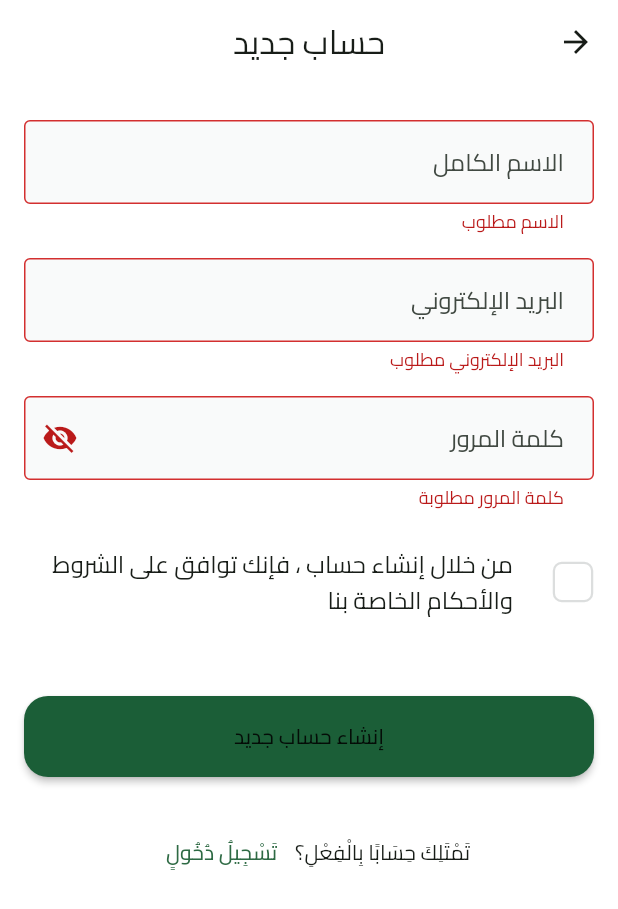
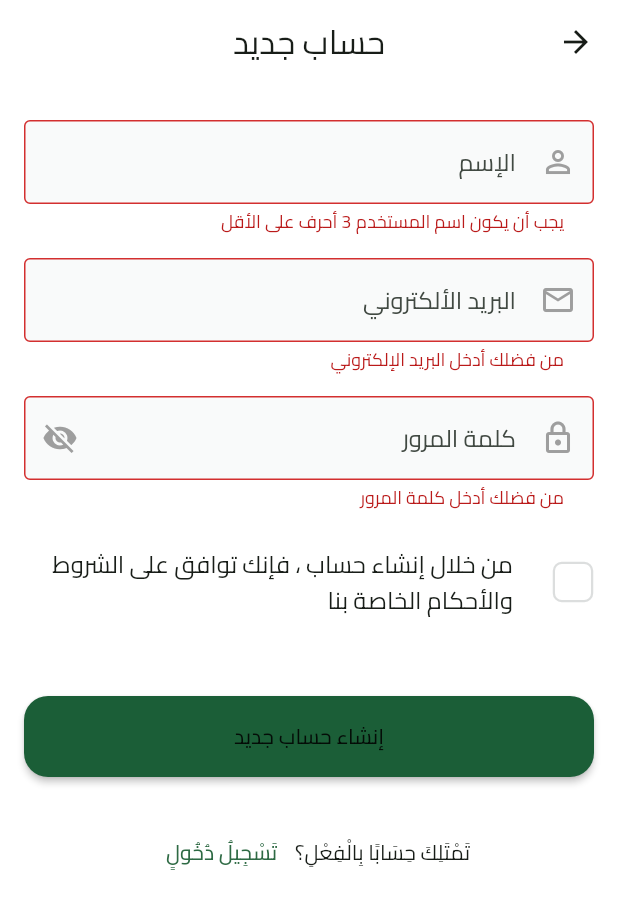
Before and after one commit to Mahmoud-Adel-Ali/Fruit_Hub_E_Commerce_App, a Flutter app: the SignupView screen opened by its route, after a tap on "تَسْجِيلُ دُخُولٍ", after a tap on "قُمْ بِإِنْشَاءِ حِسَابٍ", after a tap on "إنشاء حساب جديد", on a phone screen of 412 x 824 dp. Shown: the top 909 px of the screen. Run offline on Flutter 3.47's test engine with Material 3 defaults, Android fonts, the phone set to English and light mode, and no system bars; drawn by our look-alikes of modal_progress_hud_nsn; our stand-ins replace bloc, dartz, dots_indicator, firebase_auth, firebase_core, flutter_bloc and 4 more; accounts and stored records are empty.

Commit message:
Add Validation for all text fields.

```diff
--- /dev/null
+++ b/lib/core/helper_functions/validation_of_input_fields.dart
@@ -0,0 +1,100 @@
+// تعريف نمط التحقق من البريد الإلكتروني
+String pattern = r'^[a-zA-Z0-9._%+-]+@[a-zA-Z0-9.-]+\.[a-zA-Z]{2,4}$';
+RegExp regexEmail = RegExp(pattern);
+
+// تعريف نمط التحقق من كلمة المرور
+RegExp regexPassword = RegExp(
+  r'^(?=.*?[A-Z])(?=.*?[a-z])(?=.*?[0-9])(?=.*?[!@#\$&*~]).{8,}$',
+);
+
+String? validatorOfEmail(String? value) {
+  if (value == null || value.isEmpty) {
+    return 'من فضلك أدخل البريد الإلكتروني';
+  } else if (!regexEmail.hasMatch(value)) {
+    return 'يرجى إدخال بريد إلكتروني صالح';
+  }
+  return null;
+}
+
+bool validatorOfEmailBool(String? value) {
+  if (value == null || value.isEmpty) {
+    return false;
+  } else if (!regexEmail.hasMatch(value)) {
+    return false;
+  }
+  return true;
+}
+
+String? validatorOfPassword(String? value) {
+  if (value == null || value.isEmpty) {
+    return 'من فضلك أدخل كلمة المرور';
+  } else if (value.length < 8) {
+    return 'يجب أن تتكون كلمة المرور من 8 أحرف على الأقل';
+  } else {
+    if (!regexPassword.hasMatch(value)) {
+      return 'يجب أن تحتوي كلمة المرور على حرف كبير وصغير ورقم ورمز خاص';
+    } else {
+      return null;
+    }
+  }
+}
+
+bool validatorOfPasswordBool(String? value) {
+  if (value == null || value.isEmpty) {
+    return false;
+  } else if (value.length < 8) {
+    return false;
+  } else {
+    if (!regexPassword.hasMatch(value)) {
+      return false;
+    } else {
+      return true;
+    }
+  }
+}
+
+String? validatorOfUserName(String? value) {
+  if (value == null || value.trim().length < 3) {
+    return 'يجب أن يكون اسم المستخدم 3 أحرف على الأقل';
+  }
+
+  bool upper = value.contains(RegExp(r'[A-Z]'));
+  bool lower = value.contains(RegExp(r'[a-z]'));
+  final RegExp arabicNameRegExp = RegExp(r'^[\u0621-\u064A\s]+$');
+  if ((upper && lower) || arabicNameRegExp.hasMatch(value)) {
+    return null;
+  } else {
+    return 'يرجى إدخال اسم صحيح يحتوي على أحرف كبيرة وصغيرة';
+  }
+}
+
+bool validatorOfUserNameBool(String? value) {
+  if (value == null || value.trim().length < 3) {
+    return false;
+  }
+
+  bool upper = value.contains(RegExp(r'[A-Z]'));
+  bool lower = value.contains(RegExp(r'[a-z]'));
+  final RegExp arabicNameRegExp = RegExp(r'^[\u0621-\u064A\s]+$');
+  if ((upper && lower) || arabicNameRegExp.hasMatch(value)) {
+    return true;
+  } else {
+    return false;
+  }
+}
+
+final RegExp regexPhone = RegExp(r'^0(10|11|12|15)\d{8}$');
+String? validatorOfEgyptianPhone(String? value) {
+  if (value == null || value.isEmpty) {
+    return 'من فضلك أدخل رقم الهاتف';
+  } else if (!regexPhone.hasMatch(value)) {
+    return 'يرجى إدخال رقم هاتف مصري صحيح';
+  }
+  return null;
+}
+
+bool validatorOfEgyptianPhoneBool(String? value) {
+  if (value == null || value.isEmpty) return false;
+  final isValid = regexPhone.hasMatch(value.trim());
+  return isValid;
+}
--- a/lib/core/utils/app_colors.dart
+++ b/lib/core/utils/app_colors.dart
@@ -8,6 +8,7 @@ abstract class AppColors {
   static const Color hintTextColor = Color(0xFF949D9E);
   static const Color red = Color(0xFFD32F2F);
   static const Color white = Colors.white;
+  static const Color grey = Colors.grey;
   static const Color black = Colors.black;
   static const Color green = Colors.green;
   static const Color lightGrey = Color(0xFFDCDEDE);
--- a/lib/core/widgets/custom_email_text_form_field.dart
+++ b/lib/core/widgets/custom_email_text_form_field.dart
@@ -1,22 +1,39 @@
 import 'package:flutter/material.dart';
-import 'package:fruit_hub_e_commerce_app/core/widgets/custom_text_form_field.dart';
 
-class CustomEmailTextFormField extends StatelessWidget {
+import '../helper_functions/validation_of_input_fields.dart';
+import '../utils/app_colors.dart';
+import 'custom_text_form_field.dart';
+
+class CustomEmailTextFormField extends StatefulWidget {
   const CustomEmailTextFormField({super.key, this.controller});
   final TextEditingController? controller;
+
   @override
+  State<CustomEmailTextFormField> createState() =>
+      _CustomEmailTextFormFieldState();
+}
 
+class _CustomEmailTextFormFieldState extends State<CustomEmailTextFormField> {
+  bool validEmail = false;
+
+  @override
   Widget build(BuildContext context) {
     return CustomTextFormField(
-      hintText: 'البريد الإلكتروني',
+      hintText: 'البريد الألكتروني',
       keyboardType: TextInputType.emailAddress,
-      validator: (email) {
-        if (email == null || email.isEmpty) {
-          return 'البريد الإلكتروني مطلوب';
-        }
-        return null;
+      validator: (value) => validatorOfEmail(value),
+      controller: widget.controller,
+      prefixIcon: Icon(
+        Icons.email_outlined,
+        color: validEmail ? AppColors.primaryColor : AppColors.grey,
+      ),
+      suffixIcon: validEmail
+          ? Icon(Icons.check, size: 24, color: AppColors.primaryColor)
+          : null,
+      onChanged: (value) {
+        validEmail = validatorOfEmailBool(value);
+        setState(() {});
       },
-      controller: controller,
     );
   }
 }
--- a/lib/core/widgets/custom_name_text_form_field.dart
+++ b/lib/core/widgets/custom_name_text_form_field.dart
@@ -1,22 +1,38 @@
 import 'package:flutter/material.dart';
-import 'package:fruit_hub_e_commerce_app/core/widgets/custom_text_form_field.dart';
 
-class CustomNameTextFormField extends StatelessWidget {
+import '../helper_functions/validation_of_input_fields.dart';
+import '../utils/app_colors.dart';
+import 'custom_text_form_field.dart';
+
+class CustomNameTextFormField extends StatefulWidget {
   const CustomNameTextFormField({super.key, this.controller});
   final TextEditingController? controller;
 
   @override
+  State<CustomNameTextFormField> createState() =>
+      _CustomNameTextFormFieldState();
+}
+
+class _CustomNameTextFormFieldState extends State<CustomNameTextFormField> {
+  bool validName = false;
+  @override
   Widget build(BuildContext context) {
     return CustomTextFormField(
-      hintText: 'الاسم الكامل',
-      keyboardType: TextInputType.name,
-      validator: (name) {
-        if (name == null || name.isEmpty) {
-          return 'الاسم مطلوب';
-        }
-        return null;
+      hintText: 'الإسم',
+      keyboardType: TextInputType.text,
+      controller: widget.controller,
+      validator: (value) => validatorOfUserName(value),
+      onChanged: (value) {
+        validName = validatorOfUserNameBool(value);
+        setState(() {});
       },
-      controller: controller,
+      suffixIcon: validName
+          ? Icon(Icons.check, size: 24, color: AppColors.primaryColor)
+          : null,
+      prefixIcon: Icon(
+        Icons.person_outline_outlined,
+        color: validName ? AppColors.primaryColor : AppColors.grey,
+      ),
     );
   }
 }
--- a/lib/core/widgets/custom_password_text_form_field.dart
+++ b/lib/core/widgets/custom_password_text_form_field.dart
@@ -1,42 +1,53 @@
 import 'package:flutter/material.dart';
-import 'package:fruit_hub_e_commerce_app/core/widgets/custom_text_form_field.dart';
+
+import '../helper_functions/validation_of_input_fields.dart';
+import '../utils/app_colors.dart';
+import 'custom_text_form_field.dart';
 
 class CustomPasswordTextFormField extends StatefulWidget {
-  const CustomPasswordTextFormField({super.key, this.controller});
+  const CustomPasswordTextFormField({
+    super.key,
+    this.controller,
+    this.hintText = 'كلمة المرور',
+  });
   final TextEditingController? controller;
+  final String hintText;
 
   @override
-  State<CustomPasswordTextFormField> createState() => _CustomPasswordTextFormFieldState();
+  State<CustomPasswordTextFormField> createState() =>
+      _CustomPasswordTextFormFieldState();
 }
 
-class _CustomPasswordTextFormFieldState extends State<CustomPasswordTextFormField> {
-  bool _obscureText = true;
+class _CustomPasswordTextFormFieldState
+    extends State<CustomPasswordTextFormField> {
+  bool showPassword = false, validPassword = false;
 
   @override
   Widget build(BuildContext context) {
     return CustomTextFormField(
-      hintText: 'كلمة المرور',
+      hintText: widget.hintText,
       keyboardType: TextInputType.visiblePassword,
-      obscureText: _obscureText,
+      validator: (value) => validatorOfPassword(value),
+      obscureText: !showPassword,
       controller: widget.controller,
-      validator: (password) {
-        if (password == null || password.isEmpty) {
-          return 'كلمة المرور مطلوبة';
-        } else if (password.length < 8) {
-          return 'يجب أن تكون كلمة المرور 8 أحرف على الأقل';
-        }
-        return null;
+      prefixIcon: Icon(
+        Icons.lock_outlined,
+        color: validPassword ? AppColors.primaryColor : AppColors.grey,
+      ),
+      suffixIcon: IconButton(
+        onPressed: () {
+          showPassword = !showPassword;
+          setState(() {});
+        },
+        icon: Icon(
+          showPassword ? Icons.visibility : Icons.visibility_off,
+          color: validPassword ? AppColors.primaryColor : AppColors.grey,
+        ),
+      ),
+      onChanged: (value) {
+        validPassword = validatorOfPasswordBool(value);
+        setState(() {});
       },
-      suffixIcon: IconButton(
-        icon: Icon(
-          _obscureText ? Icons.visibility_off : Icons.visibility,
-        ),
-        onPressed: () {
-          setState(() {
-            _obscureText = !_obscureText;
-          });
-        },
-      ),
     );
   }
 }
--- a/lib/core/widgets/custom_text_form_field.dart
+++ b/lib/core/widgets/custom_text_form_field.dart
@@ -10,6 +10,7 @@ class CustomTextFormField extends StatelessWidget {
     this.obscureText = false,
     this.onChanged,
     this.suffixIcon,
+    this.prefixIcon,
     this.validator,
     this.controller,
     this.keyboardType,
@@ -19,6 +20,7 @@ class CustomTextFormField extends StatelessWidget {
   final bool? obscureText;
   final Function(String)? onChanged;
   final Widget? suffixIcon;
+  final Widget? prefixIcon;
   final String? Function(String?)? validator;
   final TextInputType? keyboardType;
   @override
@@ -40,6 +42,7 @@ class CustomTextFormField extends StatelessWidget {
         ),
         hintText: hintText,
         suffixIcon: suffixIcon,
+        prefixIcon: prefixIcon,
         contentPadding: const EdgeInsets.symmetric(
           vertical: 16.0,
           horizontal: 16.0,
```
